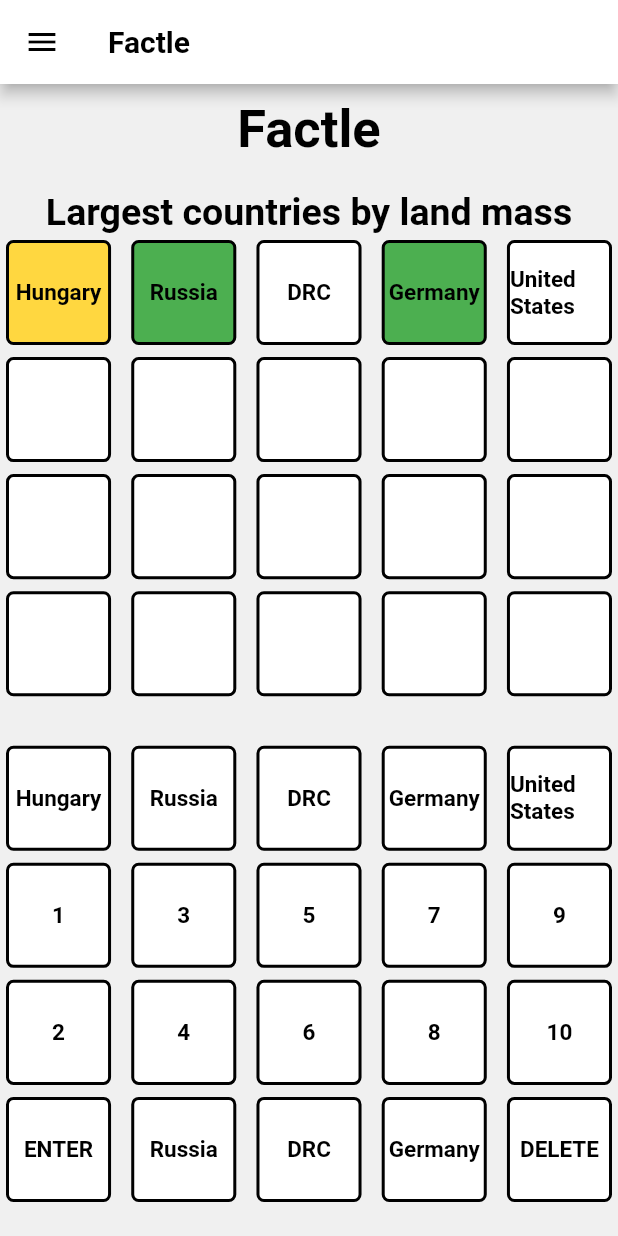
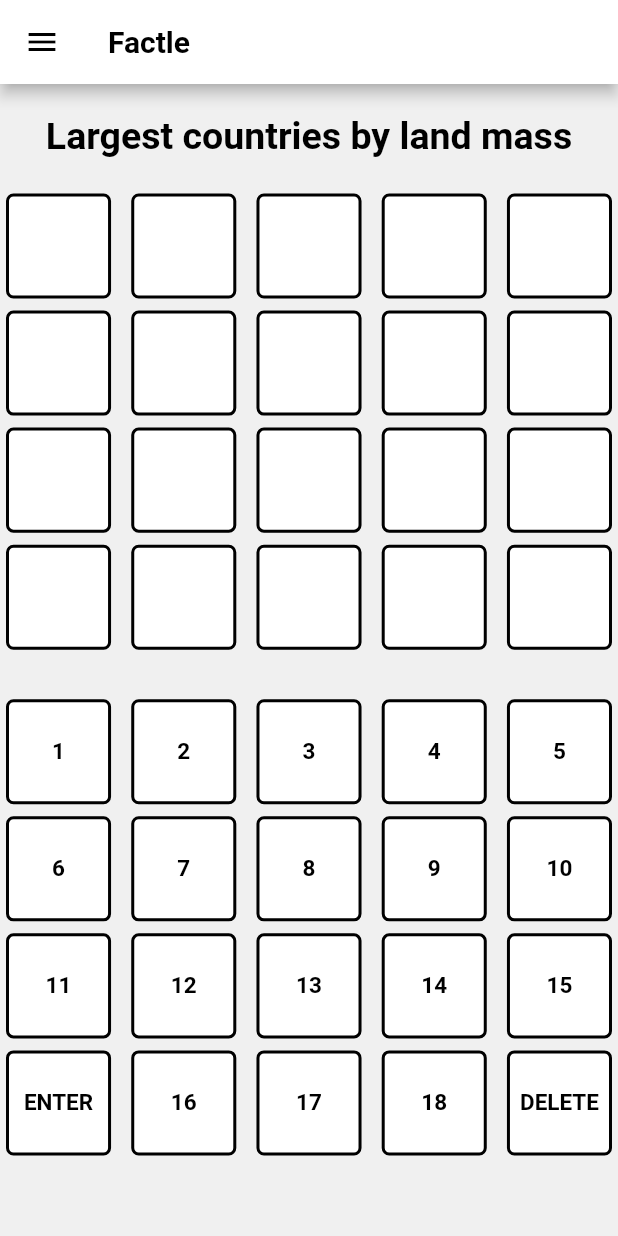
Before and after one commit to hakatiki/Geography-Quiz, a Flutter app: the FactleScreen screen opened by its route, after a tap on "ENTER", on a phone screen of 412 x 824 dp. Run offline on Flutter 3.47's test engine with Material 2 defaults, Android fonts, the phone set to English and light mode, and no system bars; our stand-ins replace shared_preferences; accounts and stored records are empty.

```diff
--- a/lib/Screens/factle_screen.dart
+++ b/lib/Screens/factle_screen.dart
@@ -1,14 +1,8 @@
 
-import 'dart:developer';
-
-import 'package:flutter/cupertino.dart';
 import 'package:flutter/material.dart';
+import 'package:my_app/Screens/yes_no_dialog.dart';
 import 'package:provider/provider.dart';
-
-import '../Providers/auth.dart';
 import '../Providers/preferences.dart';
-import '../Widgets/Cards/settings_cards/dark_mode_settings_card.dart';
-import '../Widgets/Cards/settings_cards/logout_settings_card.dart';
 import 'menu_screen_drawer.dart';
 
 class FactleScreen extends StatefulWidget {
@@ -19,19 +13,50 @@ class FactleScreen extends StatefulWidget {
 }
 
 class _FactleScreenState extends State<FactleScreen> {
-  List<List<String>> listOfRows = [["Hungary", "Russia", "DRC", "Germany", "United States"],["", "", "", "", ""],["", "", "", "", ""],["", "", "", "", ""]];
-  List<List<String>> listOfCorrects = [["RB", "R", "E", "R", "E"],["E", "E", "E", "E", "E"],["E", "E", "E", "E", "E"],["E", "E", "E", "E", "E"]];
+  List<String> correctOrder = ["1","2","3","4","5"];
+  List<String> options = ["1","2","3","4","5","6","7","8","9","10","11","12","13","14","15","16","17","18"];
+  List<List<String>> listOfRows = [["", "", "", "", ""],["", "", "", "", ""],["", "", "", "", ""],["", "", "", "", ""]];
+  List<List<String>> listOfCorrects = [["E", "E", "E", "E", "E"],["E", "E", "E", "E", "E"],["E", "E", "E", "E", "E"],["E", "E", "E", "E", "E"]];
   int currentRow = 0;
   int currentPos = 0;
-  void btnPress(String button){
+  Future<void> btnPress(String button) async {
 
     if (button == 'ENTER' && currentPos == 5){
       // TODO: API CALL
+      int goodCounter = 0;
+      setState(() {
 
-      setState(() {
+        for (int i = 0; i < 5; i++){
+          if (listOfRows[currentRow][i] == correctOrder[i]){
+            listOfCorrects[currentRow][i] = "R";
+            goodCounter+=1;
+          }
+          else if (correctOrder.contains(listOfRows[currentRow][i])){
+            listOfCorrects[currentRow][i] = "RB";
+          }
+          else{
+            listOfCorrects[currentRow][i] = "E";
+          }
+        }
         currentRow += 1;
         currentPos = 0;
       });
+      if (goodCounter == 5){
+          // TODO WIN
+        await yesNoDialog(
+              context: context,
+              title: "You won the game!",
+              content: "Congratulations!",
+              onYes: (){});
+      }
+      else if (currentRow == 4 && goodCounter != 5){
+        // TODO LOSE
+         await yesNoDialog(
+          context: context,
+          title: "You lost the game!",
+          content: "You are lame go learn some geography!",
+          onYes: (){});
+      }
     }
     else if (button == 'DELETE'){
       if (currentPos != 0){
@@ -54,6 +79,9 @@ class _FactleScreenState extends State<FactleScreen> {
   @override
   Widget build(BuildContext context) {
     Provider.of<Preferences>(context);
+    List<String> lastRowOfOptions = options.sublist(15,18);
+    lastRowOfOptions.insert(0, "ENTER");
+    lastRowOfOptions.insert(4, "DELETE");
     return Scaffold(
       drawer: MenuScreenDrawer(),
       appBar: AppBar(
@@ -66,21 +94,18 @@ class _FactleScreenState extends State<FactleScreen> {
       body: SingleChildScrollView(
           child: Column(
         children:  [
-          const SizedBox(height: 10),
-          const Center(child: Text("Factle",
-            style: TextStyle(fontSize: 35),
-          )),
           const SizedBox(height: 20,),
           const Center(child: Text("Largest countries by land mass",style: TextStyle(fontSize: 25),)),
+          const SizedBox(height: 20,),
           for (var i = 0; i < 4; i++)...[
             RowBoxes(values:listOfRows[i], correct:listOfCorrects[i]),
           ],
           const SizedBox( height:25),
+          for (var i = 0; i <= 3; i++)...[
+            i==3?RowButtons(values:lastRowOfOptions, callback:btnPress):
+                RowButtons(values:options.sublist(i*5,i*5+5), callback:btnPress),
+          ],
 
-          RowButtons(values:["Hungary", "Russia", "DRC", "Germany", "United States"], callback:btnPress),
-          RowButtons(values:["1", "3", "5", "7", "9"], callback:btnPress),
-          RowButtons(values:["2", "4", "6", "8", "10"], callback:btnPress),
-          RowButtons(values:["ENTER", "Russia", "DRC", "Germany", "DELETE"], callback:btnPress),
 
 
         ],
--- a/lib/Screens/menu_screen.dart
+++ b/lib/Screens/menu_screen.dart
@@ -1,6 +1,7 @@
 
 import 'package:flutter/cupertino.dart';
 import 'package:flutter/material.dart';
+import 'package:my_app/Screens/factle_screen.dart';
 import 'package:provider/provider.dart';
 
 import '../Providers/auth.dart';
@@ -33,7 +34,7 @@ class _MenuScreenState extends State<MenuScreen> {
           child: Column(
         children: const [
           SizedBox(height: 5),
-          WordleStyleGameCard(name: 'Wordle', desc: "Press to play", nav: "TODO", color:  Color.fromRGBO(200, 210, 200, 1.0)),
+          WordleStyleGameCard(name: 'Wordle', desc: "Press to play", nav: FactleScreen.routeName, color:  Color.fromRGBO(200, 210, 200, 1.0)),
 
           WordleStyleGameCard(name: 'Other_1', desc: "Press to play", nav: "TODO", color:  Color.fromRGBO(210, 210, 200, 1.0)),
 
@@ -101,7 +102,6 @@ class WordleStyleGameCard  extends StatelessWidget  {
           ),
           const Spacer(),
           ElevatedButton(
-            // TODO: ADD NAVIGATION TO WORDLE STYLE GAME
             onPressed: () {Navigator.of(context).pushNamed(nav);},
             style: ElevatedButton.styleFrom(
                 primary: Theme.of(context).errorColor),
--- a/lib/main.dart
+++ b/lib/main.dart
@@ -77,7 +77,7 @@ class MyApp extends StatelessWidget {
                   button: TextStyle(color: Colors.white, fontSize: 16),
                 ),
               ),
-              home: FactleScreen(),
+              home: MenuScreen(),
               routes: {
                 AuthScreen.routeName: (ctx) => AuthScreen(),
                 SettingsScreen.routeName: (ctx) => SettingsScreen(),
```
Also changed, not shown: lib/Screens/yes_no_dialog.dart (added, +31 -0 lines).
